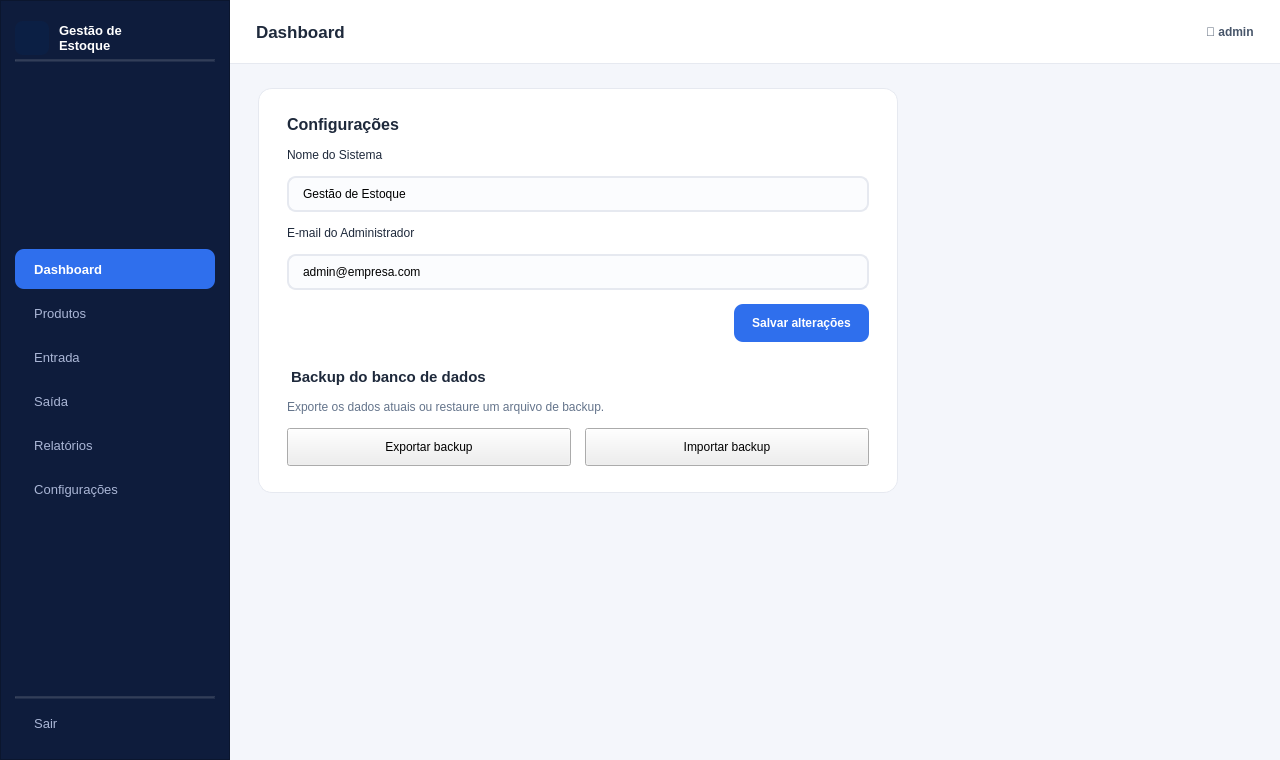
Above: Telas.ui/menu_principal.ui from RhuanPablo-cmd/7byteSistema before the change. Below: the same form after it.
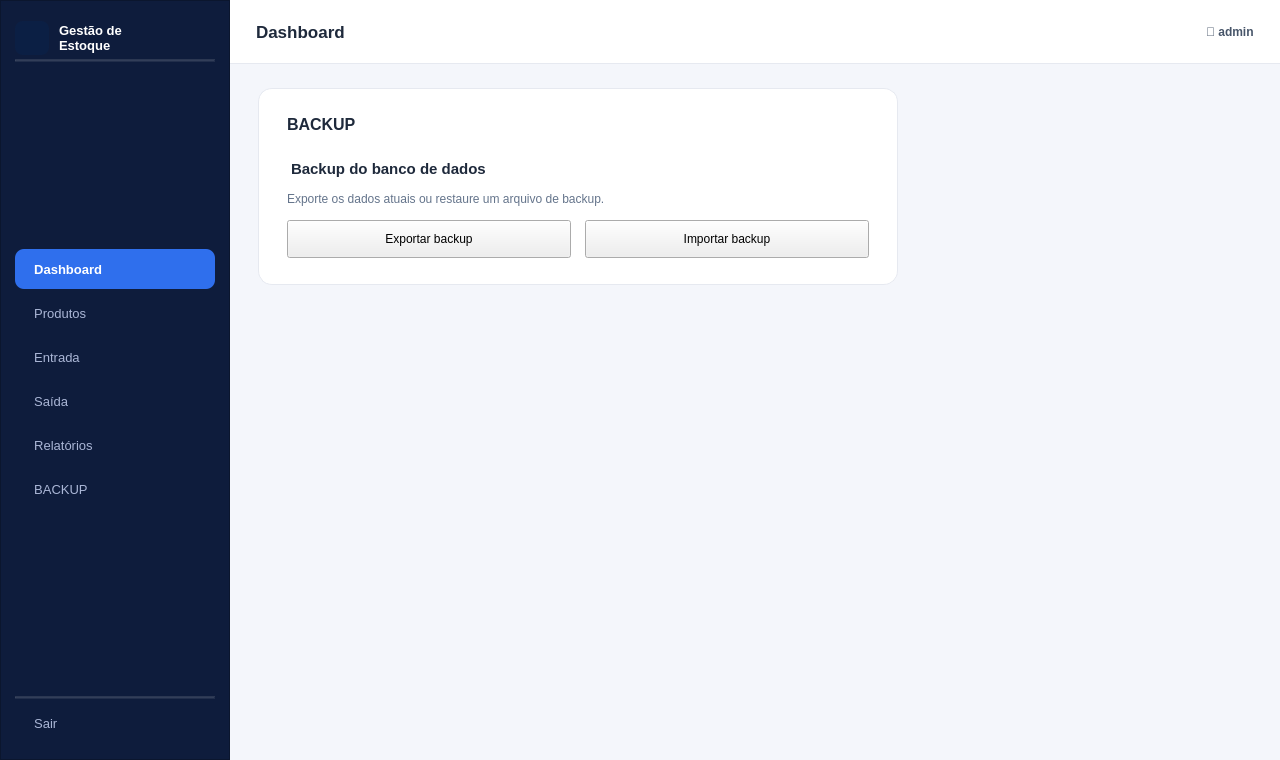
That is the form after the change. The open tabs and pages were chosen to show the change.

```diff
--- a/Telas.ui/menu_principal.ui
+++ b/Telas.ui/menu_principal.ui
@@ -282,7 +282,7 @@
           <cursorShape>PointingHandCursor</cursorShape>
          </property>
          <property name="text">
-          <string>  Configurações</string>
+          <string>  BACKUP</string>
          </property>
          <property name="checkable">
           <bool>true</bool>
@@ -2091,75 +2091,10 @@
                  <string notr="true">font-size: 12pt; font-weight: bold;</string>
                 </property>
                 <property name="text">
-                 <string>Configurações</string>
+                 <string>BACKUP</string>
                 </property>
                </widget>
               </item>
-              <item>
-               <widget class="QLabel" name="nomeSistemaLabel">
-                <property name="text">
-                 <string>Nome do Sistema</string>
-                </property>
-               </widget>
-              </item>
-              <item>
-               <widget class="QLineEdit" name="nomeSistemaLineEdit">
-                <property name="text">
-                 <string>Gestão de Estoque</string>
-                </property>
-               </widget>
-              </item>
-              <item>
-               <widget class="QLabel" name="emailAdminLabel">
-                <property name="text">
-                 <string>E-mail do Administrador</string>
-                </property>
-               </widget>
-              </item>
-              <item>
-               <widget class="QLineEdit" name="emailAdminLineEdit">
-                <property name="text">
-                 <string>admin@empresa.com</string>
-                </property>
-               </widget>
-              </item>
-              <item>
-               <layout class="QHBoxLayout" name="configActionsLayout">
-                <item>
-                 <spacer name="configActionsSpacer">
-                  <property name="orientation">
-                   <enum>Qt::Horizontal</enum>
-                  </property>
-                  <property name="sizeHint" stdset="0">
-                   <size>
-                    <width>40</width>
-                    <height>20</height>
-                   </size>
-                  </property>
-                 </spacer>
-                </item>
-                <item>
-                 <widget class="QPushButton" name="btnSalvarConfig">
-                  <property name="minimumSize">
-                   <size>
-                    <width>0</width>
-                    <height>38</height>
-                   </size>
-                  </property>
-                  <property name="cursor">
-                   <cursorShape>PointingHandCursor</cursorShape>
-                  </property>
-                  <property name="styleSheet">
-                   <string notr="true">QPushButton { background-color: #2f6fed; color: #ffffff; border: none; border-radius: 9px; padding: 0 18px; font-weight: bold; }
-QPushButton:hover { background-color: #255bc4; }</string>
-                  </property>
-                  <property name="text">
-                   <string>Salvar alterações</string>
-                  </property>
-                 </widget>
-                </item>
-               </layout>
-              </item>
               <item>
                <widget class="QLabel" name="backupLabel">
                 <property name="styleSheet">
```
